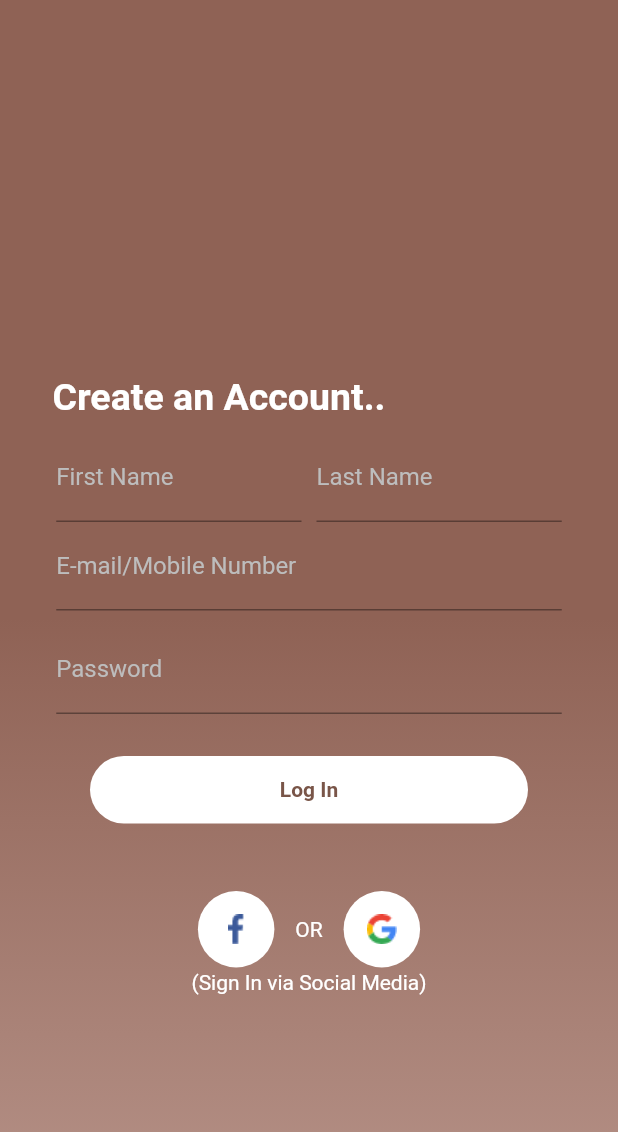
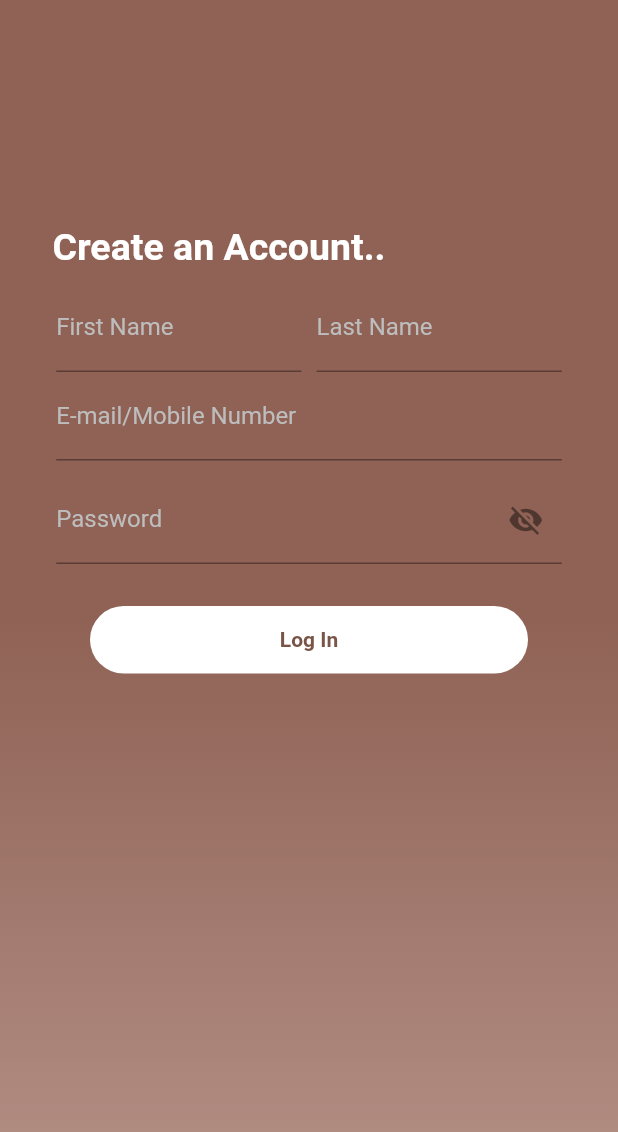
Before and after one commit to aditya803/micro_blogging, a Flutter app: the RegisterPage screen opened by its route, on a phone screen of 412 x 824 dp. Shown: the top 1132 px of the screen. Run offline on Flutter 3.47's test engine with Material 2 defaults, Android fonts, the phone set to English and light mode, and no system bars; our stand-ins replace flutter_svg, google_fonts, smooth_page_indicator.

```diff
--- a/lib/screens/RegisterPage.dart
+++ b/lib/screens/RegisterPage.dart
@@ -11,42 +11,8 @@ class RegisterPage extends StatefulWidget {
 class RegisterPageState extends State<RegisterPage> {
   @override
   Widget build(BuildContext context) {
-    Widget socialBtn(Function onTap, AssetImage logo) {
-      return GestureDetector(
-        onTap: onTap,
-        child: Container(
-          height: 51.0,
-          width: 51.0,
-          decoration: BoxDecoration(
-            shape: BoxShape.circle,
-            color: Colors.white,
-            image: DecorationImage(
-              image: logo,
-            ),
-          ),
-        ),
-      );
-    }
-
-    Widget socialBtnRow() {
-      return Padding(
-        padding: EdgeInsets.symmetric(horizontal: 118.0),
-        child: Row(
-          mainAxisAlignment: MainAxisAlignment.spaceEvenly,
-          children: <Widget>[
-            socialBtn(() => print('fb log in'),
-                AssetImage('assets/Images/facebook-2.png')),
-            Text(
-              'OR',
-              style: TextStyle(color: Colors.white),
-            ),
-            socialBtn(() => print('g+ log in'),
-                AssetImage('assets/Images/google-icon.png')),
-          ],
-        ),
-      );
-    }
-
+    bool vis = true;
+    final _globalkey = GlobalKey<FormState>();
     return Scaffold(
       resizeToAvoidBottomPadding: false,
       body: Container(
@@ -74,7 +40,7 @@ class RegisterPageState extends State<RegisterPage> {
 //              color: Colors.transparent,
 //              child: Center(child: Image.asset('assets/images/Group 208.png')),
 //            ),
-            SizedBox(height: 250.0),
+            SizedBox(height: 150.0),
             Padding(
               padding: EdgeInsets.symmetric(horizontal: 35.0),
               child: Text(
@@ -86,6 +52,10 @@ class RegisterPageState extends State<RegisterPage> {
                 ),
               ),
             ),
+            Form(
+              key: _globalkey,
+              child: Column(
+                children: <Widget>[
                   Padding(
                     padding: EdgeInsets.fromLTRB(37.5, 0.0, 37.5, 0.0),
                     child: Column(
@@ -95,7 +65,12 @@ class RegisterPageState extends State<RegisterPage> {
                           children: <Widget>[
                             Expanded(
                               flex: 5,
-                        child: TextField(
+                              child: TextFormField(
+                                validator: (value){
+                                  if(value.isEmpty)
+                                    return "First name can't be empty";
+                                  return null;
+                                },
                                 decoration: InputDecoration(
                                   labelText: 'First Name',
                                   labelStyle: TextStyle(color: Colors.grey[400]),
@@ -105,7 +80,12 @@ class RegisterPageState extends State<RegisterPage> {
                             SizedBox(width: 10.0),
                             Expanded(
                               flex: 5,
-                        child: TextField(
+                              child: TextFormField(
+                                validator: (value){
+                                  if(value.isEmpty)
+                                    return "Last name can't be empty";
+                                  return null;
+                                },
                                 decoration: InputDecoration(
                                   labelText: 'Last Name',
                                   labelStyle: TextStyle(color: Colors.grey[400]),
@@ -114,7 +94,14 @@ class RegisterPageState extends State<RegisterPage> {
                             ),
                           ],
                         ),
-                  TextField(
+                        TextFormField(
+                          validator: (value){
+                            if(value.isEmpty)
+                              return "E-mail can't be empty";
+                            if(!value.contains("@"))
+                              return "E-mail is invalid";
+                            return null;
+                          },
                           decoration: InputDecoration(
                             labelText: 'E-mail/Mobile Number',
                             labelStyle: TextStyle(color: Colors.grey[400]),
@@ -122,9 +109,23 @@ class RegisterPageState extends State<RegisterPage> {
                           keyboardType: TextInputType.emailAddress,
                         ),
                         SizedBox(height: 10.0),
-                  TextField(
-
+                        TextFormField(
+                          obscureText: vis,
+                          validator: (value){
+                            if(value.isEmpty)
+                              return "Password can't be empty";
+                            if(value.length <8)
+                              return "Password can't be less than 8 characters";
+                            return null;
+                          },
                           decoration: InputDecoration(
+                            suffixIcon: IconButton(icon: Icon(vis? Icons.visibility_off: Icons.visibility),
+                              onPressed: (){
+                              setState(() {
+                                vis = !vis;
+                              });
+                              },
+                            ),
                             labelText: 'Password',
                             labelStyle: TextStyle(
                               color: Colors.grey[400],
@@ -148,10 +149,13 @@ class RegisterPageState extends State<RegisterPage> {
                       child: Center(
                         child: InkWell(
                           onTap: () {
+                            if(_globalkey.currentState.validate()){
                               Navigator.push(
                                   context,
                                   MaterialPageRoute(builder: (context)=> HomeScreen())
                               );
+                            }
+
                           },
                           child: Text(
                             'Log In',
@@ -164,14 +168,9 @@ class RegisterPageState extends State<RegisterPage> {
                       ),
                     ),
                   ),
-            SizedBox(height: 45.0),
-            socialBtnRow(),
-            SizedBox(height: 2.0),
-            Text(
-              '(Sign In via Social Media)',
-              textAlign: TextAlign.center,
-              style: TextStyle(color: Colors.white),
-            ),
+                ],
+              )
+            )
           ],
         ),
       ),
```
Also changed, not shown: lib/screens/LoginPage.dart (+38 -55 lines). Lines whose indentation alone changed are shown as unchanged.
